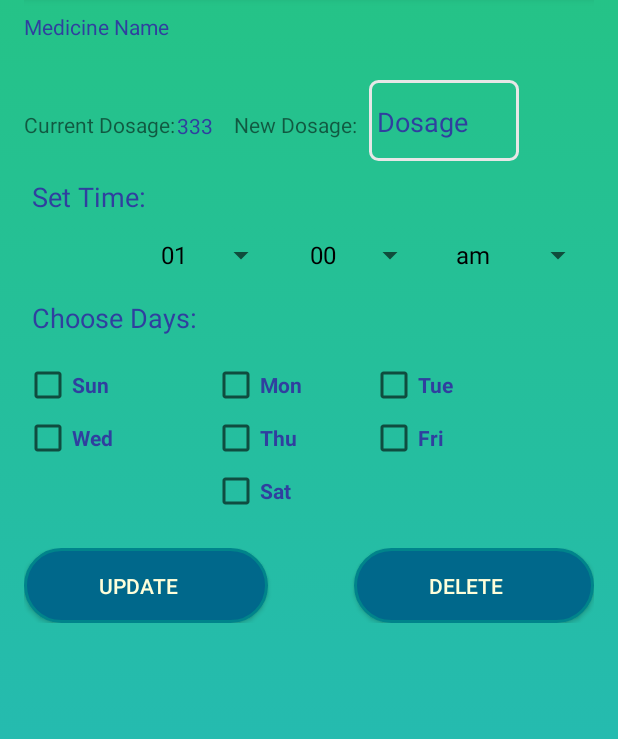
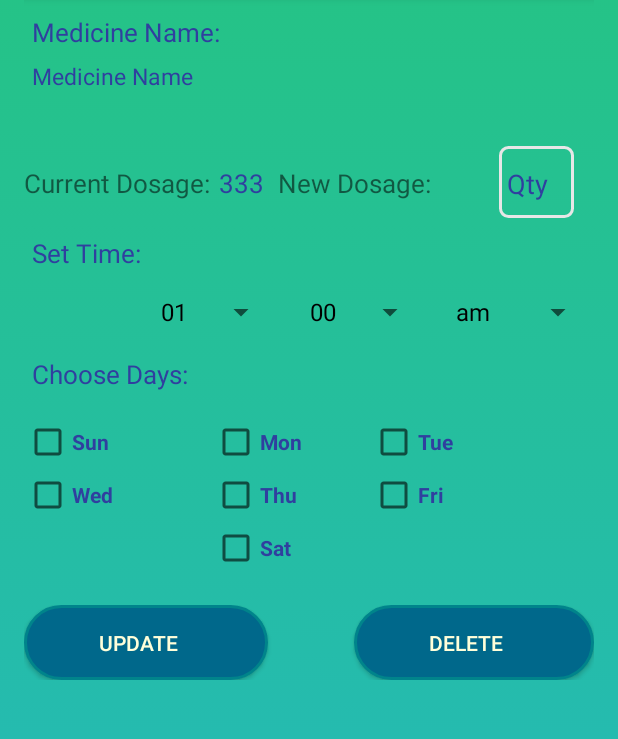
Before and after one commit to pareshkasare/ASE_Project, an Android app: the UpdateActivity screen opened directly, with no data from a screen before it, on a phone screen of 412 x 824 dp, the part 111-850 px from its top. Run offline under Robolectric (Android 15) with nearby library versions, the phone set to English and light mode, and no system bars; 4 statements that could not run were skipped.

Commit message:
some ui changes

```diff
--- a/Source/MARS/app/src/main/java/com/example/ved/MARS/UpdateActivity.java
+++ b/Source/MARS/app/src/main/java/com/example/ved/MARS/UpdateActivity.java
@@ -21,7 +21,7 @@ import java.util.Arrays;
 
 public class UpdateActivity extends AppCompatActivity {
 
-    private TextView medName;
+    private TextView medName,curdosage;
     private EditText dosage;
     private Spinner hours,min,ampm;
     private CheckBox sun,mon,tue,wed,thu,fri,sat;
@@ -32,6 +32,9 @@ public class UpdateActivity extends AppCompatActivity {
         setContentView(R.layout.activity_update);
         medName = (TextView) findViewById(R.id.medName);
         dosage  = (EditText) findViewById(R.id.dosage);
+        curdosage  = (TextView) findViewById(R.id.curDosage);
+
+
         hours = (Spinner)findViewById(R.id.spinner7);
         min = (Spinner)findViewById(R.id.spinner8);
         ampm = (Spinner)findViewById(R.id.spinner9);
@@ -70,15 +73,13 @@ public class UpdateActivity extends AppCompatActivity {
                 String[] pieces = line.split(":");
                 System.out.println(line);
                 medName.setText(pieces[0]);
-                dosage.setText(pieces[1]);
+                curdosage.setText(pieces[1]);
                 hours.setSelection(Arrays.asList(items6).indexOf(pieces[2]));
                 min.setSelection(Arrays.asList(items7).indexOf(pieces[3]));
                 ampm.setSelection(Arrays.asList(items8).indexOf(pieces[4]));
                 String[] parts = pieces[5].substring(1,pieces[5].length()-1).split(", ");
-                System.out.println("in $$$$$$$$$$$$$$$$$$" + pieces[5]);
                 days = new boolean[parts.length];
                 for (int i = 0; i < parts.length; i++) {
-                    System.out.println("in %%%%%%%%%%%%%%%%");
                     System.out.println(parts[i]);
                     days[i] = Boolean.parseBoolean(parts[i]);
                 }
--- a/Source/MARS/app/src/main/res/layout/activity_update.xml
+++ b/Source/MARS/app/src/main/res/layout/activity_update.xml
@@ -34,14 +34,29 @@
                 android:theme="@style/ThemeOverlay.AppCompat.ActionBar"
                 app:popupTheme="@style/ThemeOverlay.AppCompat.Light"/>
 
+            <TextView
+                android:text="Medicine Name:"
+                android:textColor="@color/colorPrimaryDark"
 
+                android:layout_width="180dp"
+                android:layout_height="25dp"
+                android:textSize="17dp"
+                android:layout_marginLeft="5dp"
+
+                android:layout_alignParentTop="true"
+                android:layout_alignParentStart="true"
+                android:layout_marginTop="11dp"
+
+                />
             <TextView
                 android:id="@+id/medName"
                 android:layout_width="match_parent"
                 android:layout_height="55dp"
                 android:hint="Medicine Name"
                 android:paddingBottom="10dp"
-                android:paddingTop="10dp"
+                android:textSize="15dp"
+                android:paddingLeft="5dp"
+                android:paddingTop="5dp"
                 android:textColor="@color/colorPrimaryDark"
                 android:textColorHint="@color/colorPrimaryDark"
                 android:textColorLink="@color/colorPrimaryDark" />
@@ -49,50 +64,57 @@
     android:layout_width="match_parent"
     android:layout_height="match_parent">
     <TextView
-        android:layout_width="200dp"
+        android:layout_width="130dp"
         android:layout_height="match_parent"
+
         android:text="Current Dosage: "
         android:id="@+id/textView3"
+        android:textSize="17sp"
         android:paddingTop="20dp"
+        android:layout_alignParentTop="true"
         android:layout_alignParentStart="true" />
     <TextView
         android:id="@+id/curDosage"
         android:layout_width="50dp"
         android:layout_height="55dp"
-        android:paddingBottom="10dp"
         android:text="333"
-        android:paddingTop="22dp"
-        android:layout_marginLeft="120dp"
+        android:textSize="17sp"
+        android:paddingTop="20dp"
         android:textColor="@color/colorPrimaryDark"
         android:textColorHint="@color/colorPrimaryDark"
         android:textColorLink="@color/colorPrimaryDark"
-        android:layout_alignBottom="@+id/dosage"
-        android:layout_alignEnd="@+id/textView3"
-        android:layout_marginEnd="48dp" />
+        android:layout_alignParentBottom="true"
+        android:layout_toEndOf="@+id/textView3" />
     <TextView
         android:layout_width="200dp"
         android:layout_height="match_parent"
         android:layout_marginLeft="140dp"
         android:paddingTop="20dp"
-
+        android:textSize="17sp"
         android:text="New Dosage: "
-        android:id="@+id/textView" />
+        android:id="@+id/textView"
+        android:layout_alignParentTop="true"
+        android:layout_toEndOf="@+id/textView3"
+        android:layout_marginStart="39dp" />
 
     <EditText
-        android:hint="Dosage"
+        android:hint="Qty"
         android:textColorHint="@color/colorPrimaryDark"
         android:id="@+id/dosage"
-        android:layout_width="100dp"
+        android:layout_width="50dp"
         android:paddingTop="12dp"
         android:paddingLeft="5dp"
         android:paddingBottom="10dp"
-        android:layout_height="54dp"
+        android:layout_height="48dp"
         android:layout_marginLeft="230dp"
 
         android:inputType="number"
         android:textColor="@color/colorPrimaryDark"
         android:textColorLink="@color/colorPrimaryDark"
-        android:background="@drawable/round_corner"/>
+        android:background="@drawable/round_corner"
+        android:layout_alignParentBottom="true"
+        android:layout_alignParentEnd="true"
+        android:layout_marginEnd="13dp" />
 </RelativeLayout>
 
             <TextView
@@ -101,7 +123,7 @@
                 android:id="@+id/textView7"
                 android:layout_width="80dp"
                 android:layout_height="33dp"
-                android:textSize="18dp"
+                android:textSize="17dp"
                 android:layout_marginLeft="5dp"
 
                 android:layout_alignParentTop="true"
@@ -153,7 +175,7 @@
                 android:id="@+id/textView8"
                 android:layout_width="180dp"
                 android:layout_height="23dp"
-                android:textSize="18dp"
+                android:textSize="17dp"
                 android:layout_marginLeft="5dp"
 
                 android:layout_alignParentTop="true"
```
